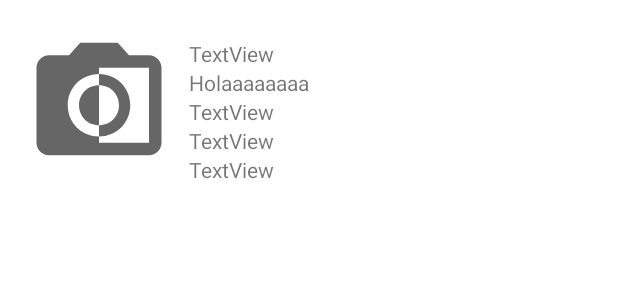
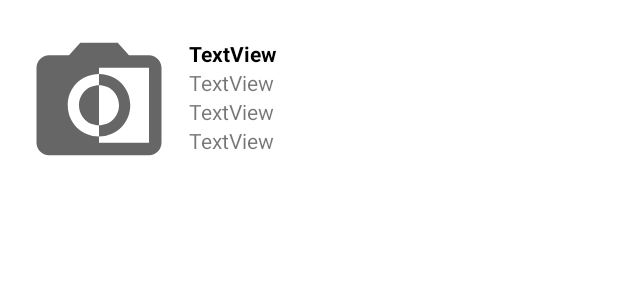
Before and after one commit to jazia-metyar/NewsApp, an Android app: the layout wordlist_item.xml on its own in the app's theme, with its tools: preview values and no code run, on a phone screen of 412 x 824 dp. Shown: the top 300 px of the screen. Run offline under Robolectric (Android 15) with nearby library versions, the phone set to English and light mode, and no system bars.

```diff
--- a/app/src/main/java/com/example/myapplication/PostListAdapter.java
+++ b/app/src/main/java/com/example/myapplication/PostListAdapter.java
@@ -88,7 +88,11 @@ public class PostListAdapter extends
         holder.title.setText(mCurrent.getTitle());
         holder.category.setText(mCurrent.getCat());
         holder.date.setText(mCurrent.getDate());
-        holder.body.setText(mCurrent.getBody());
+        if(mCurrent.getBody().length()>20)
+            holder.body.setText(mCurrent.getBody().substring(0,20)+"....");
+        else
+            holder.body.setText(mCurrent.getBody());
+
         String link=mCurrent.getPhotos();
                      Picasso.get().load(link)
                         .into(holder.imageView);
--- a/app/src/main/res/layout/wordlist_item.xml
+++ b/app/src/main/res/layout/wordlist_item.xml
@@ -27,26 +27,21 @@
             android:layout_width="wrap_content"
             android:layout_margin="10dp"
             android:layout_height="wrap_content">
+
             <TextView
                 android:id="@+id/textView9"
                 android:layout_width="wrap_content"
                 android:layout_height="wrap_content"
                 android:text="TextView"
-                />
-            <TextView
-                android:id="@+id/textView20"
-                android:layout_width="wrap_content"
-                android:layout_height="wrap_content"
-                android:text="Holaaaaaaaa"
-                android:layout_below="@+id/textView9"
-                />
+                android:textColor="#000000"
+                android:textStyle="bold" />
 
             <TextView
                 android:id="@+id/textView10"
                 android:layout_width="wrap_content"
                 android:layout_height="wrap_content"
                 android:text="TextView"
-                android:layout_below="@id/textView20"
+                android:layout_below="@id/textView9"
                 />
             <TextView
                 android:id="@+id/textView11"
```
Also changed, not shown: app/src/main/java/com/example/myapplication/CreatePost.java (+4 -5 lines), app/src/main/java/com/example/myapplication/HomeActivity.java (+6 -2 lines).
